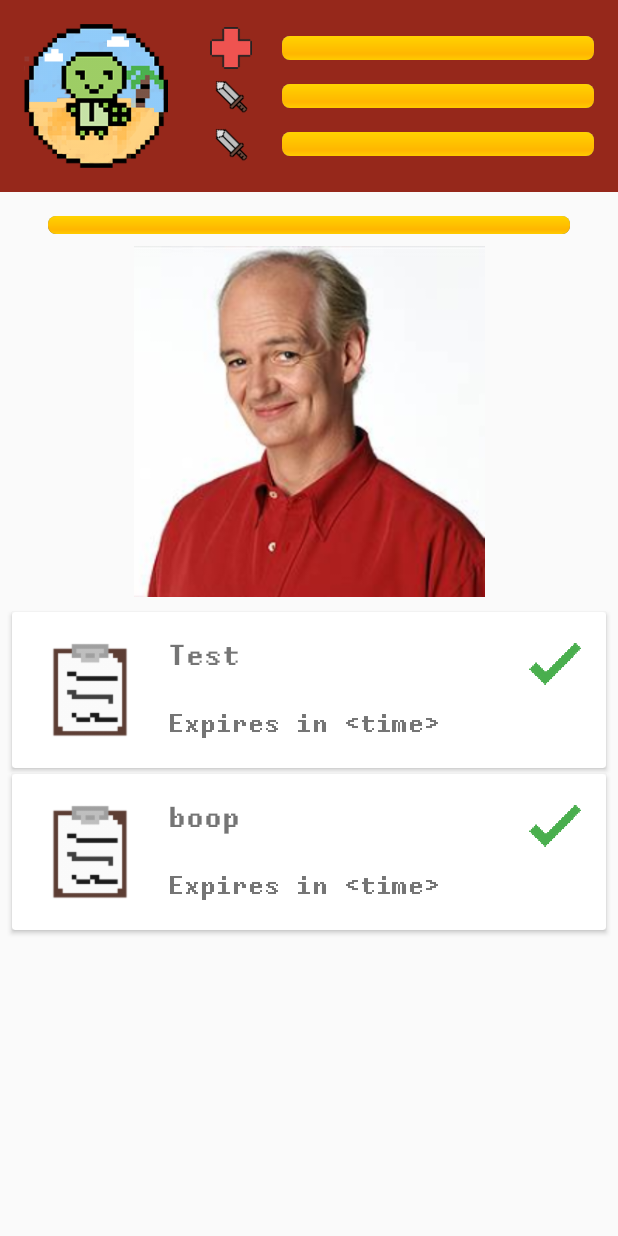
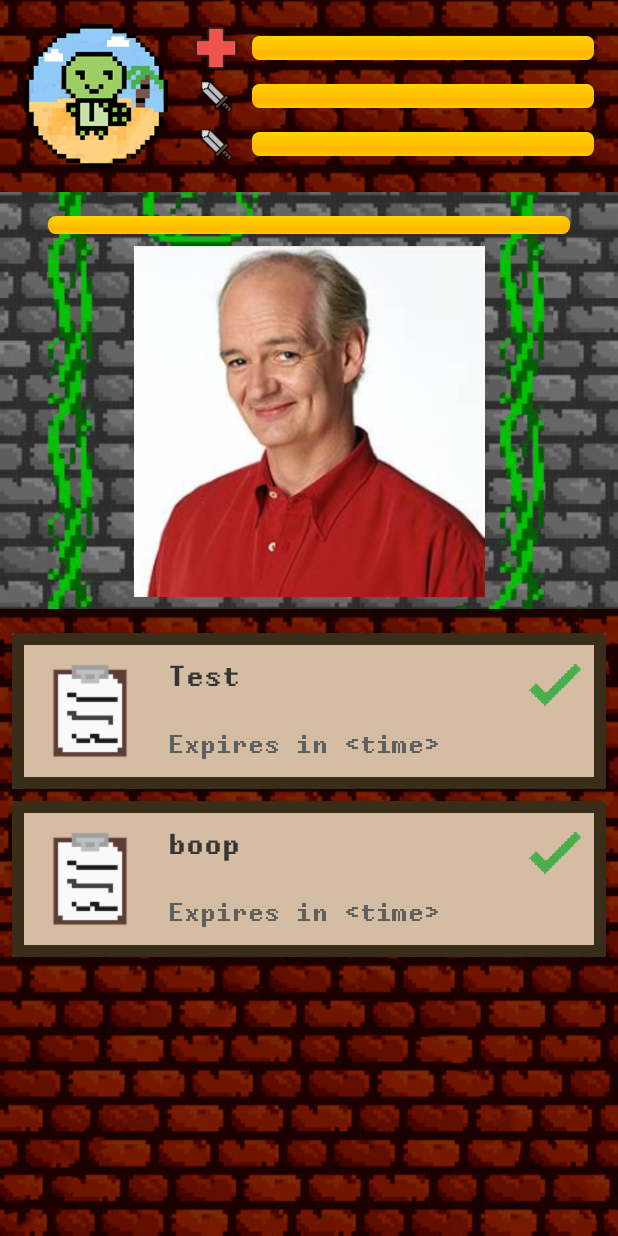
Before and after one commit to ltzehan/hackomania, an Android app: the screen it shows after launch (MainActivity), on a phone screen of 412 x 824 dp. Run offline under Robolectric (Android 15) with nearby library versions, the light colour scheme and no system bars.

Commit message:
added textures

```diff
--- /dev/null
+++ b/app/app/src/main/res/drawable/task_style.xml
@@ -0,0 +1,5 @@
+<?xml version="1.0" encoding="utf-8"?>
+<shape xmlns:android="http://schemas.android.com/apk/res/android" android:shape="rectangle" >
+    <solid android:color="#D5BDA3" />
+    <stroke android:width="8dp" android:color="#392C19"/>
+</shape>
--- a/app/app/src/main/res/layout/activity_main.xml
+++ b/app/app/src/main/res/layout/activity_main.xml
@@ -9,9 +9,22 @@
 
     <RelativeLayout
         android:layout_width="match_parent"
+        android:layout_height="wrap_content">
+
+        <ImageView
+            android:layout_width="match_parent"
+            android:layout_height="match_parent"
+            android:scaleType="centerCrop"
+            android:layout_alignTop="@id/userPanel"
+            android:layout_alignBottom="@id/userPanel"
+            android:src="@drawable/brickwall"/>
+
+        <LinearLayout
+            android:id="@+id/userPanel"
+            android:layout_width="match_parent"
             android:layout_height="wrap_content"
-        android:padding="16dp"
-        android:background="@color/colorMainUI">
+            android:orientation="horizontal"
+            android:padding="16dp">
 
             <qihaoooooo.kyoho.view.SquareImageView
                 android:id="@+id/userIcon"
@@ -24,7 +37,8 @@
                 android:id="@+id/barLabels"
                 android:layout_width="wrap_content"
                 android:layout_height="@dimen/userIconHeight"
-            android:layout_marginLeft="8dp"
+                android:layout_marginLeft="16dp"
+                android:layout_marginRight="8dp"
                 android:layout_toEndOf="@id/userIcon"
                 android:gravity="center_horizontal"
                 android:orientation="vertical">
@@ -87,13 +101,27 @@
 
             </LinearLayout>
 
+        </LinearLayout>
+
     </RelativeLayout>
+
+    <RelativeLayout
+        android:layout_width="match_parent"
+        android:layout_height="0dp"
+        android:layout_weight="2">
+
+        <ImageView
+            android:layout_width="match_parent"
+            android:layout_height="match_parent"
+            android:layout_alignTop="@id/bossContainer"
+            android:layout_alignBottom="@id/bossContainer"
+            android:scaleType="centerCrop"
+            android:src="@drawable/castlewall"/>
 
         <RelativeLayout
             android:id="@+id/bossContainer"
             android:layout_width="match_parent"
-        android:layout_height="0dp"
-        android:layout_weight="2">
+            android:layout_height="wrap_content">
 
             <qihaoooooo.kyoho.view.ValueBar
                 android:id="@+id/bossHealthBar"
@@ -115,13 +143,17 @@
 
         </RelativeLayout>
 
+    </RelativeLayout>
+
     <qihaoooooo.kyoho.view.TaskRecyclerView
         android:id="@+id/taskRecyclerView"
         android:layout_width="match_parent"
         android:layout_height="0dp"
         android:layout_weight="3"
         android:scrollbars="none"
-        android:overScrollMode="never"/>
+        android:overScrollMode="never"
+        android:paddingTop="12dp"
+        android:background="@drawable/brickwall"/>
 
     <qihaoooooo.kyoho.view.PixelTextView
         android:id="@+id/noTaskTextView"
@@ -131,6 +163,7 @@
         android:visibility="gone"
         android:gravity="center"
         android:textSize="@dimen/noTasksTextSize"
-        android:text="No tasks left to do!" />
+        android:text="No tasks left to do!"
+        android:background="@drawable/placeholder"/>
 
 </LinearLayout>
--- a/app/app/src/main/res/layout/task_view.xml
+++ b/app/app/src/main/res/layout/task_view.xml
@@ -5,15 +5,16 @@
     android:layout_height="wrap_content"
     android:layout_marginLeft="8dp"
     android:layout_marginRight="8dp"
-    android:layout_marginTop="2dp"
-    android:layout_marginBottom="2dp"
+    android:layout_marginTop="4dp"
+    android:layout_marginBottom="4dp"
     android:padding="18dp"
     android:orientation="horizontal">
 
     <LinearLayout
         android:id="@+id/taskLayout"
         android:layout_width="match_parent"
-        android:layout_height="match_parent">
+        android:layout_height="match_parent"
+        android:background="@drawable/task_style">
 
         <qihaoooooo.kyoho.view.SquareImageView
             android:id="@+id/taskIcon"
@@ -39,6 +40,7 @@
                 android:layout_alignParentTop="true"
                 android:layout_centerVertical="true"
                 android:text="Task description"
+                android:textColor="@color/textBlack"
                 android:textSize="@dimen/taskDescSize" />
 
             <qihaoooooo.kyoho.view.PixelTextView
@@ -48,7 +50,7 @@
                 android:layout_alignParentBottom="true"
                 android:layout_centerVertical="true"
                 android:text="420 minutes left"
-                android:textStyle="bold"
+                android:textColor="@color/textGray"
                 android:textSize="@dimen/taskTimeLeftSize" />
 
         </RelativeLayout>
--- a/app/app/src/main/res/values/colors.xml
+++ b/app/app/src/main/res/values/colors.xml
@@ -4,4 +4,6 @@
     <color name="colorPrimaryDark">#303F9F</color>
     <color name="colorAccent">#FF4081</color>
     <color name="colorMainUI">#96281B</color>
+    <color name="textBlack">#353535</color>
+    <color name="textGray">#606060</color>
 </resources>
```
Also changed, not shown: app/app/src/main/res/drawable/brickwall.png (added), app/app/src/main/res/drawable/castlewall.png (added). Lines whose indentation alone changed are shown as unchanged.
